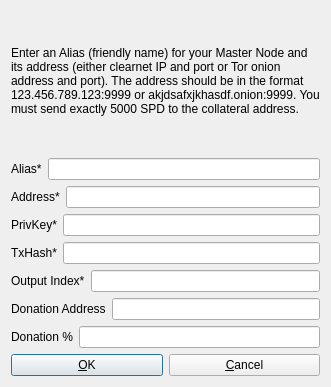
Above: src/qt/forms/addeditadrenalinenode.ui from Stipend-Developer/stipend before the change. Below: the same form after it.
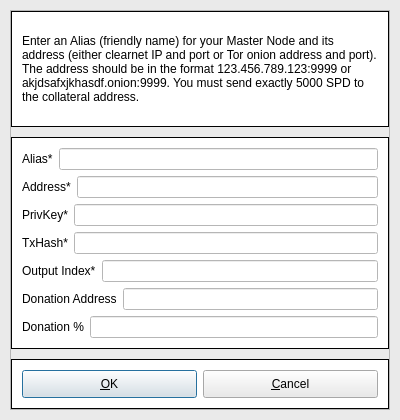
That is the form after the change.

Commit message: Finalize addeditadrenalinenode.ui for wallet redesign

Diff of the .ui file:
```diff
--- a/src/qt/forms/addeditadrenalinenode.ui
+++ b/src/qt/forms/addeditadrenalinenode.ui
@@ -6,25 +6,93 @@
    <rect>
     <x>0</x>
     <y>0</y>
-    <width>331</width>
-    <height>387</height>
+    <width>400</width>
+    <height>420</height>
    </rect>
   </property>
   <property name="windowTitle">
    <string>Add/Edit Stipend Node</string>
   </property>
+  <property name="styleSheet">
+   <string notr="true">background-color: #eaeaea</string>
+  </property>
   <property name="modal">
    <bool>true</bool>
   </property>
   <layout class="QVBoxLayout" name="verticalLayout">
+   <property name="leftMargin">
+    <number>10</number>
+   </property>
+   <property name="topMargin">
+    <number>10</number>
+   </property>
+   <property name="rightMargin">
+    <number>10</number>
+   </property>
+   <property name="bottomMargin">
+    <number>10</number>
+   </property>
+   <item>
+    <widget class="QFrame" name="frame">
+     <property name="minimumSize">
+      <size>
+       <width>0</width>
+       <height>100</height>
+      </size>
+     </property>
+     <property name="frameShape">
+      <enum>QFrame::StyledPanel</enum>
+     </property>
+     <property name="frameShadow">
+      <enum>QFrame::Raised</enum>
+     </property>
+     <layout class="QVBoxLayout" name="verticalLayout_3">
+      <property name="leftMargin">
+       <number>0</number>
+      </property>
+      <property name="topMargin">
+       <number>0</number>
+      </property>
+      <property name="rightMargin">
+       <number>0</number>
+      </property>
+      <property name="bottomMargin">
+       <number>0</number>
+      </property>
+      <item>
+       <layout class="QVBoxLayout" name="verticalLayout_2">
+        <property name="spacing">
+         <number>10</number>
+        </property>
+        <item>
+         <widget class="QFrame" name="frame_2">
+          <property name="styleSheet">
+           <string notr="true">#frame_2 {
+    background-color: #fff;
+    border: 1px solid black;
+}</string>
+          </property>
+          <property name="frameShape">
+           <enum>QFrame::StyledPanel</enum>
+          </property>
+          <property name="frameShadow">
+           <enum>QFrame::Raised</enum>
+          </property>
+          <layout class="QHBoxLayout" name="horizontalLayout_10">
+           <property name="leftMargin">
+            <number>10</number>
+           </property>
    <item>
     <widget class="QLabel" name="label_9">
      <property name="sizePolicy">
-      <sizepolicy hsizetype="Preferred" vsizetype="Expanding">
+              <sizepolicy hsizetype="Preferred" vsizetype="Preferred">
        <horstretch>0</horstretch>
        <verstretch>0</verstretch>
       </sizepolicy>
      </property>
+             <property name="styleSheet">
+              <string notr="true">background-color: #fff</string>
+             </property>
      <property name="text">
       <string>&lt;html&gt;&lt;head/&gt;&lt;body&gt;&lt;p&gt;Enter an Alias (friendly name) for your Master Node and its address (either clearnet IP and port or Tor onion address and port). The address should be in the format 123.456.789.123:9999 or akjdsafxjkhasdf.onion:9999. You must send exactly 5000 SPD to the collateral address.&lt;/p&gt;&lt;/body&gt;&lt;/html&gt;</string>
      </property>
@@ -33,6 +101,36 @@
      </property>
     </widget>
    </item>
+          </layout>
+         </widget>
+        </item>
+        <item>
+         <widget class="QFrame" name="frame_3">
+          <property name="styleSheet">
+           <string notr="true">#frame_3 {
+    background-color: #fff;
+    border: 1px solid black;
+}</string>
+          </property>
+          <property name="frameShape">
+           <enum>QFrame::StyledPanel</enum>
+          </property>
+          <property name="frameShadow">
+           <enum>QFrame::Raised</enum>
+          </property>
+          <layout class="QVBoxLayout" name="verticalLayout_4">
+           <property name="leftMargin">
+            <number>10</number>
+           </property>
+           <property name="topMargin">
+            <number>10</number>
+           </property>
+           <property name="rightMargin">
+            <number>10</number>
+           </property>
+           <property name="bottomMargin">
+            <number>10</number>
+           </property>
    <item>
     <layout class="QHBoxLayout" name="horizontalLayout_4">
      <property name="bottomMargin">
@@ -40,13 +138,20 @@
      </property>
      <item>
       <widget class="QLabel" name="label_4">
+               <property name="styleSheet">
+                <string notr="true">background-color: #fff</string>
+               </property>
        <property name="text">
         <string>Alias*</string>
        </property>
       </widget>
      </item>
      <item>
-      <widget class="QLineEdit" name="aliasLineEdit"/>
+              <widget class="QLineEdit" name="aliasLineEdit">
+               <property name="styleSheet">
+                <string notr="true">background-color: #fff</string>
+               </property>
+              </widget>
      </item>
     </layout>
    </item>
@@ -57,13 +162,20 @@
      </property>
      <item>
       <widget class="QLabel" name="label_6">
+               <property name="styleSheet">
+                <string notr="true">background-color: #fff</string>
+               </property>
        <property name="text">
         <string>Address*</string>
        </property>
       </widget>
      </item>
      <item>
-      <widget class="QLineEdit" name="addressLineEdit"/>
+              <widget class="QLineEdit" name="addressLineEdit">
+               <property name="styleSheet">
+                <string notr="true">background-color: #fff</string>
+               </property>
+              </widget>
      </item>
     </layout>
    </item>
@@ -74,13 +186,20 @@
      </property>
      <item>
       <widget class="QLabel" name="label_5">
+               <property name="styleSheet">
+                <string notr="true">background-color: #fff</string>
+               </property>
        <property name="text">
         <string>PrivKey*</string>
        </property>
       </widget>
      </item>
      <item>
-      <widget class="QLineEdit" name="privkeyLineEdit"/>
+              <widget class="QLineEdit" name="privkeyLineEdit">
+               <property name="styleSheet">
+                <string notr="true">background-color: #fff</string>
+               </property>
+              </widget>
      </item>
     </layout>
    </item>
@@ -91,13 +210,20 @@
      </property>
      <item>
       <widget class="QLabel" name="label_2">
+               <property name="styleSheet">
+                <string notr="true">background-color: #fff</string>
+               </property>
        <property name="text">
         <string>TxHash*</string>
        </property>
       </widget>
      </item>
      <item>
-      <widget class="QLineEdit" name="txhashLineEdit"/>
+              <widget class="QLineEdit" name="txhashLineEdit">
+               <property name="styleSheet">
+                <string notr="true">background-color: #fff</string>
+               </property>
+              </widget>
      </item>
     </layout>
    </item>
@@ -108,13 +234,20 @@
      </property>
      <item>
       <widget class="QLabel" name="label_8">
+               <property name="styleSheet">
+                <string notr="true">background-color: #fff</string>
+               </property>
        <property name="text">
         <string>Output Index*</string>
        </property>
       </widget>
      </item>
      <item>
-      <widget class="QLineEdit" name="outputindexLineEdit"/>
+              <widget class="QLineEdit" name="outputindexLineEdit">
+               <property name="styleSheet">
+                <string notr="true">background-color: #fff</string>
+               </property>
+              </widget>
      </item>
     </layout>
    </item>
@@ -125,13 +258,20 @@
      </property>
      <item>
       <widget class="QLabel" name="label_3">
+               <property name="styleSheet">
+                <string notr="true">background-color: #fff</string>
+               </property>
        <property name="text">
         <string>Donation Address</string>
        </property>
       </widget>
      </item>
      <item>
-      <widget class="QLineEdit" name="donationaddressLineEdit"/>
+              <widget class="QLineEdit" name="donationaddressLineEdit">
+               <property name="styleSheet">
+                <string notr="true">background-color: #fff</string>
+               </property>
+              </widget>
      </item>
     </layout>
    </item>
@@ -142,20 +282,69 @@
      </property>
      <item>
       <widget class="QLabel" name="label_7">
+               <property name="styleSheet">
+                <string notr="true">background-color: #fff</string>
+               </property>
        <property name="text">
         <string>Donation %</string>
        </property>
       </widget>
      </item>
      <item>
-      <widget class="QLineEdit" name="donationpercentageLineEdit"/>
+              <widget class="QLineEdit" name="donationpercentageLineEdit">
+               <property name="styleSheet">
+                <string notr="true">background-color: #fff</string>
+               </property>
+              </widget>
      </item>
     </layout>
    </item>
+          </layout>
+         </widget>
+        </item>
+        <item>
+         <widget class="QFrame" name="frame_4">
+          <property name="maximumSize">
+           <size>
+            <width>16777215</width>
+            <height>50</height>
+           </size>
+          </property>
+          <property name="styleSheet">
+           <string notr="true">#frame_4 {
+    background-color: #fff;
+    border: 1px solid black;
+}</string>
+          </property>
+          <property name="frameShape">
+           <enum>QFrame::StyledPanel</enum>
+          </property>
+          <property name="frameShadow">
+           <enum>QFrame::Raised</enum>
+          </property>
+          <layout class="QHBoxLayout" name="horizontalLayout_11">
+           <property name="leftMargin">
+            <number>10</number>
+           </property>
+           <property name="topMargin">
+            <number>10</number>
+           </property>
+           <property name="rightMargin">
+            <number>10</number>
+           </property>
+           <property name="bottomMargin">
+            <number>10</number>
+           </property>
    <item>
     <layout class="QHBoxLayout" name="horizontalLayout_Buttons">
      <item>
       <widget class="QPushButton" name="okButton">
+               <property name="sizePolicy">
+                <sizepolicy hsizetype="Preferred" vsizetype="Preferred">
+                 <horstretch>0</horstretch>
+                 <verstretch>0</verstretch>
+                </sizepolicy>
+               </property>
        <property name="text">
         <string>&amp;OK</string>
        </property>
@@ -163,6 +352,12 @@
      </item>
      <item>
       <widget class="QPushButton" name="cancelButton">
+               <property name="sizePolicy">
+                <sizepolicy hsizetype="Preferred" vsizetype="Preferred">
+                 <horstretch>0</horstretch>
+                 <verstretch>0</verstretch>
+                </sizepolicy>
+               </property>
        <property name="text">
         <string>&amp;Cancel</string>
        </property>
@@ -172,6 +367,14 @@
       </widget>
      </item>
     </layout>
+           </item>
+          </layout>
+         </widget>
+        </item>
+       </layout>
+      </item>
+     </layout>
+    </widget>
    </item>
   </layout>
  </widget>
```
Lines whose indentation alone changed are shown as unchanged. The commit also changes 1 other file.
